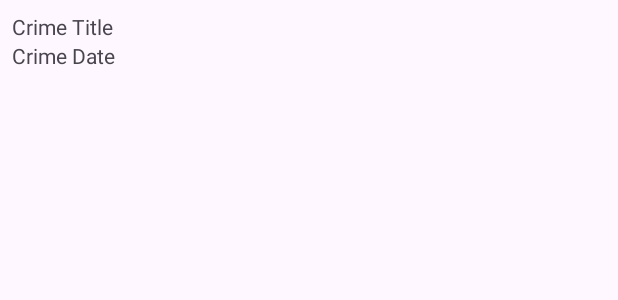
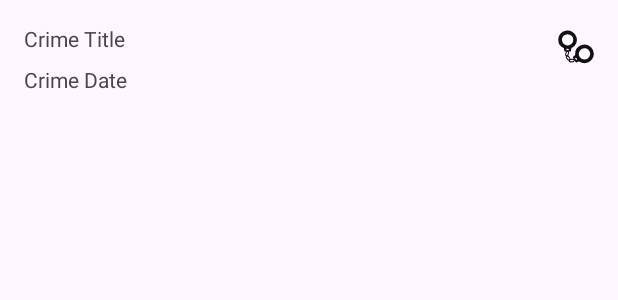
Before and after one commit to USC-nkd007/CriminalIntent, an Android app: the layout list_item_crime.xml on its own in the app's theme, with its tools: preview values and no code run, on a phone screen of 412 x 824 dp. Shown: the top 300 px of the screen. Run offline under Robolectric (Android 15) with nearby library versions, the phone set to English and light mode, and no system bars.

Commit message:
Solved icon constraint layout

```diff
--- a/src/main/java/com/example/criminalintent/CrimeHolder.kt
+++ /dev/null
@@ -1,18 +0,0 @@
-package com.example.criminalintent
-
-import androidx.recyclerview.widget.RecyclerView
-import com.example.criminalintent.databinding.ListItemCrimeBinding
-import com.google.android.material.snackbar.Snackbar
-
-class CrimeHolder(
-    val binding: ListItemCrimeBinding
-): RecyclerView.ViewHolder(binding.root) {
-    fun bind(crime: Crime) {
-        binding.crimeTitle.text = crime.title
-        binding.crimeDate.text = crime.date.toString()
-
-        binding.root.setOnClickListener {
-            Snackbar.make(it, "${crime.title} clicked!", Snackbar.LENGTH_SHORT).show()
-        }
-    }
-}
--- a/src/main/java/com/example/criminalintent/CrimeListAdapter.kt
+++ b/src/main/java/com/example/criminalintent/CrimeListAdapter.kt
@@ -1,10 +1,30 @@
 package com.example.criminalintent
 
 import android.view.LayoutInflater
+import android.view.View
 import android.view.ViewGroup
 import androidx.recyclerview.widget.RecyclerView
 import com.example.criminalintent.databinding.ListItemCrimeBinding
+import com.google.android.material.snackbar.Snackbar
 
+class CrimeHolder(
+    val binding: ListItemCrimeBinding
+): RecyclerView.ViewHolder(binding.root) {
+    fun bind(crime: Crime) {
+        binding.crimeTitle.text = crime.title
+        binding.crimeDate.text = crime.date.toString()
+
+        binding.root.setOnClickListener {
+            Snackbar.make(it, "${crime.title} clicked!", Snackbar.LENGTH_SHORT).show()
+        }
+
+        binding.crimeSolved.visibility = if (crime.isSolved) {
+            View.VISIBLE
+        } else {
+            View.GONE
+        }
+    }
+}
 class CrimeListAdapter(private val crimes: List<Crime>): RecyclerView.Adapter<CrimeHolder>() {
     override fun onCreateViewHolder(parent: ViewGroup, viewType: Int): CrimeHolder {
         val inflater = LayoutInflater.from(parent.context)
--- /dev/null
+++ b/src/main/res/drawable/ic_solved.xml
@@ -0,0 +1,21 @@
+<vector xmlns:android="http://schemas.android.com/apk/res/android"
+    android:width="24dp"
+    android:height="24dp"
+    android:viewportWidth="24"
+    android:viewportHeight="24">
+  <path
+      android:pathData="M5.07,1.11A6.19,6.19 0,0 0,3.65 12.7a0.57,0.57 0,0 1,0.32 0.44l0.19,1.25a0.62,0.62 0,0 0,0.61 0.63,16.41 16.41,0 0,0 3.29,0 0.62,0.62 0,0 0,0.61 -0.63l0.18,-1.23a0.61,0.61 0,0 1,0.35 -0.47A6.2,6.2 0,0 0,5.07 1.11ZM7,14H6.51a0.49,0.49 0,0 1,-0.38 0.19,0.51 0.51,0 1,1 0.38,-0.83H7a0.33,0.33 0,0 1,0.32 0.32A0.32,0.32 0,0 1,7 14ZM6.4,11a3.79,3.79 0,1 1,3.79 -3.79A3.79,3.79 0,0 1,6.4 11Z"
+      android:fillColor="#111"/>
+  <path
+      android:pathData="M5.66,18.2l-0.21,-0.07a1,1 0,0 1,-0.69 -1.27l0.44,-1.5a1,1 0,0 1,1.27 -0.69l0.21,0.06A1,1 0,0 1,7.38 16l-0.44,1.5A1,1 0,0 1,5.66 18.2ZM6.27,15.33a0.33,0.33 0,0 0,-0.41 0.23l-0.44,1.5a0.33,0.33 0,0 0,0.22 0.41l0.22,0.06a0.33,0.33 0,0 0,0.41 -0.22l0.44,-1.5a0.33,0.33 0,0 0,-0.22 -0.41Z"
+      android:fillColor="#111"/>
+  <path
+      android:pathData="M7.9,20.72l-0.17,0.13a1,1 0,0 1,-1.44 -0.2L5.35,19.4A1,1 0,0 1,5.55 18l0.18,-0.14a1,1 0,0 1,1.43 0.2l0.94,1.25A1,1 0,0 1,7.9 20.72ZM6,18.52A0.34,0.34 0,0 0,5.9 19l0.94,1.24a0.34,0.34 0,0 0,0.47 0.07l0.18,-0.14a0.33,0.33 0,0 0,0.06 -0.46l-0.94,-1.25a0.33,0.33 0,0 0,-0.47 -0.06Z"
+      android:fillColor="#111"/>
+  <path
+      android:pathData="M11.12,20.79l0,0.22a1.07,1.07 0,0 1,-1 1.11l-1.7,0.14a1.08,1.08 0,0 1,-1.2 -0.93l0,-0.23a1.08,1.08 0,0 1,1 -1.11l1.71,-0.13A1.06,1.06 0,0 1,11.12 20.79ZM8,21.27a0.36,0.36 0,0 0,0.39 0.3l1.7,-0.14a0.36,0.36 0,0 0,0.34 -0.36l0,-0.22a0.35,0.35 0,0 0,-0.39 -0.3l-1.7,0.13A0.34,0.34 0,0 0,8 21Z"
+      android:fillColor="#111"/>
+  <path
+      android:pathData="M22.19,12.33A6.19,6.19 0,0 0,11.5 17a0.61,0.61 0,0 1,-0.21 0.51l-1,0.79a0.62,0.62 0,0 0,-0.24 0.84A16.5,16.5 0,0 0,11.75 22a0.61,0.61 0,0 0,0.85 0.2l1.15,-0.47a0.63,0.63 0,0 1,0.58 0.06,6.19 6.19,0 0,0 7.86,-9.45ZM12.13,20.55l-0.26,-0.43a0.49,0.49 0,0 1,-0.35 -0.23,0.51 0.51,0 0,1 0.17,-0.69 0.51,0.51 0,0 1,0.69 0.18,0.48 0.48,0 0,1 0,0.42l0.26,0.43a0.32,0.32 0,0 1,-0.12 0.44A0.31,0.31 0,0 1,12.13 20.55ZM14.4,18.5a3.79,3.79 0,1 1,5.19 1.33A3.79,3.79 0,0 1,14.4 18.5Z"
+      android:fillColor="#111"/>
+</vector>
--- a/src/main/res/layout/list_item_crime.xml
+++ b/src/main/res/layout/list_item_crime.xml
@@ -1,21 +1,45 @@
 <?xml version="1.0" encoding="utf-8"?>
-<LinearLayout xmlns:android="http://schemas.android.com/apk/res/android"
-    android:orientation="vertical"
+<androidx.constraintlayout.widget.ConstraintLayout xmlns:android="http://schemas.android.com/apk/res/android"
+    xmlns:app="http://schemas.android.com/apk/res-auto"
+    xmlns:tools="http://schemas.android.com/tools"
+    android:id="@+id/linearLayout"
     android:layout_width="match_parent"
-    android:layout_height="wrap_content"
-    android:padding="8dp">
+    android:layout_height="wrap_content">
+
 
     <TextView
         android:id="@+id/crime_title"
-        android:layout_width="match_parent"
+        android:layout_width="0dp"
         android:layout_height="wrap_content"
-        android:text="Crime Title"/>
-
+        android:layout_marginStart="16dp"
+        android:layout_marginTop="16dp"
+        android:layout_marginEnd="8dp"
+        android:text="Crime Title"
+        app:layout_constraintEnd_toStartOf="@+id/crime_solved"
+        app:layout_constraintStart_toStartOf="parent"
+        app:layout_constraintTop_toTopOf="parent" />
 
     <TextView
         android:id="@+id/crime_date"
-        android:layout_width="match_parent"
+        android:layout_width="0dp"
         android:layout_height="wrap_content"
-        android:text="Crime Date"/>
+        android:layout_marginStart="16dp"
+        android:layout_marginTop="8dp"
+        android:layout_marginEnd="8dp"
+        android:text="Crime Date"
+        app:layout_constraintEnd_toStartOf="@+id/crime_solved"
+        app:layout_constraintStart_toStartOf="parent"
+        app:layout_constraintTop_toBottomOf="@+id/crime_title" />
 
-</LinearLayout>
+    <ImageView
+        android:id="@+id/crime_solved"
+        android:layout_width="wrap_content"
+        android:layout_height="wrap_content"
+        android:layout_marginEnd="16dp"
+        app:layout_constraintBottom_toBottomOf="parent"
+        app:layout_constraintEnd_toEndOf="parent"
+        app:layout_constraintTop_toTopOf="parent"
+        app:srcCompat="@drawable/ic_solved"
+        tools:src="@drawable/ic_solved" />
+
+</androidx.constraintlayout.widget.ConstraintLayout>
```
